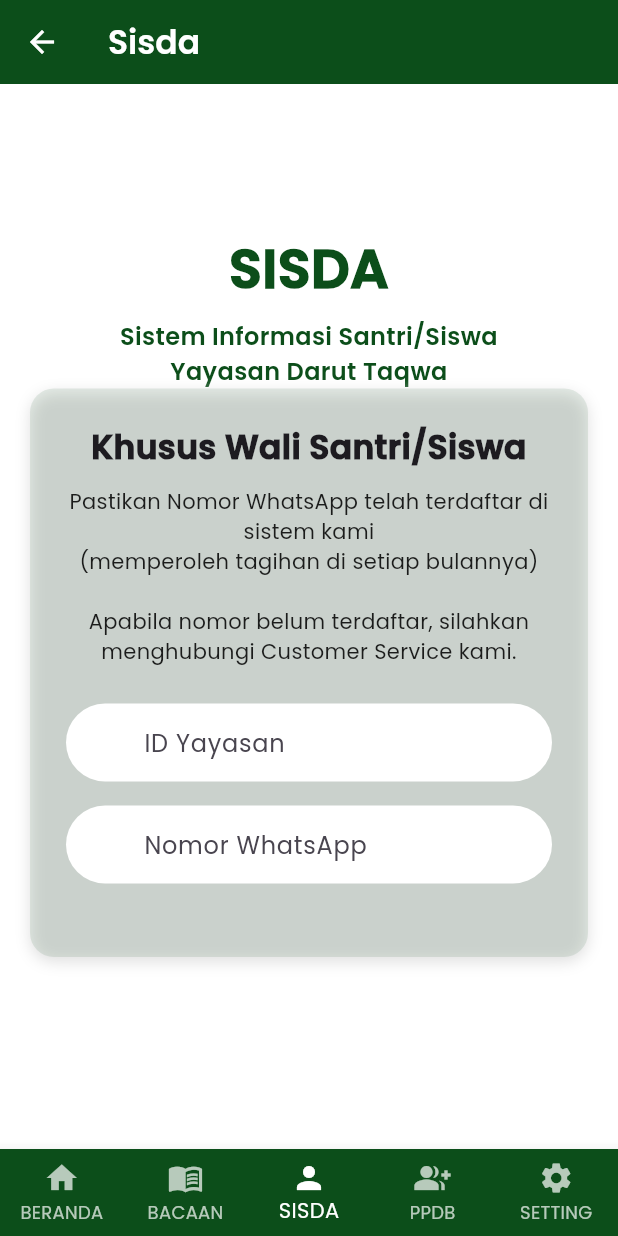
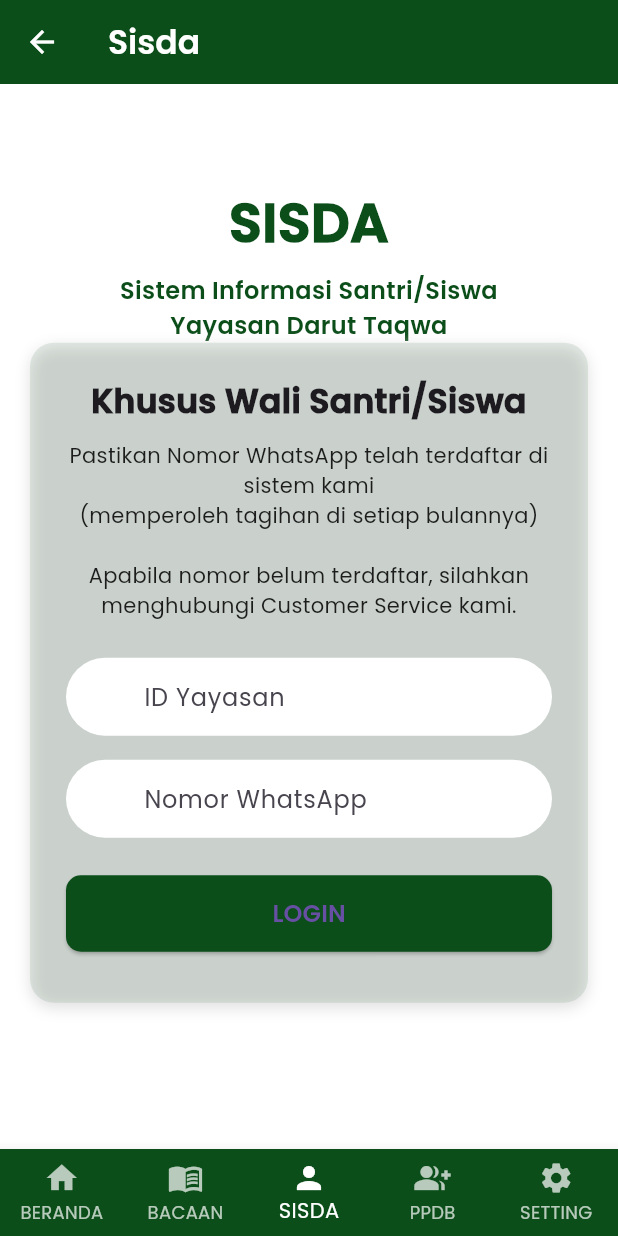
Before and after one commit to danavaaa/ngalah_mobile, a Flutter app: the screen it shows after launch, item 3 of the bottom bar chosen, on a phone screen of 412 x 824 dp. Run offline on Flutter 3.47's test engine with Material 3 defaults, Android fonts, the phone set to English and light mode, and no system bars; our stand-ins replace dio, flutter_svg, shared_preferences.

Commit message:
tombol login

```diff
--- a/lib/ui/screens/sisda_screen.dart
+++ b/lib/ui/screens/sisda_screen.dart
@@ -1,11 +1,45 @@
 import 'package:flutter/material.dart';
 
-class SisdaScreen extends StatelessWidget {
-  SisdaScreen({Key? key}) : super(key: key);
+class SisdaScreen extends StatefulWidget {
+  const SisdaScreen({Key? key}) : super(key: key);
 
+  @override
+  _SisdaScreenState createState() => _SisdaScreenState();
+}
+
+class _SisdaScreenState extends State<SisdaScreen> {
   final _formKey = GlobalKey<FormState>();
   final _idController = TextEditingController();
   final _waController = TextEditingController();
+  bool _isLoading = false;
+
+  @override
+  void dispose() {
+    _idController.dispose();
+    _waController.dispose();
+    super.dispose();
+  }
+
+  void _login() async {
+    if (!_formKey.currentState!.validate()) return;
+    setState(() => _isLoading = true);
+    try {
+      // Simulasi permintaan jaringan / proses login
+      await Future.delayed(const Duration(seconds: 2));
+      if (!mounted) return;
+      ScaffoldMessenger.of(
+        context,
+      ).showSnackBar(const SnackBar(content: Text('Login berhasil')));
+    } catch (e) {
+      if (!mounted) return;
+      ScaffoldMessenger.of(
+        context,
+      ).showSnackBar(SnackBar(content: Text('Terjadi kesalahan: $e')));
+    } finally {
+      if (!mounted) return;
+      setState(() => _isLoading = false);
+    }
+  }
 
   @override
   Widget build(BuildContext context) {
@@ -158,6 +192,39 @@ class SisdaScreen extends StatelessWidget {
                         },
                       ),
                       const SizedBox(height: 25),
+
+                      // Tombol Login
+                      SizedBox(
+                        width: double.infinity,
+                        child: ElevatedButton(
+                          style: ElevatedButton.styleFrom(
+                            backgroundColor: green,
+                            shape: RoundedRectangleBorder(
+                              borderRadius: BorderRadius.circular(10),
+                            ),
+                            padding: const EdgeInsets.symmetric(vertical: 14),
+                          ),
+                          onPressed: _isLoading ? null : _login,
+                          child:
+                              _isLoading
+                                  ? const SizedBox(
+                                    height: 20,
+                                    width: 20,
+                                    child: CircularProgressIndicator(
+                                      color: Color.fromARGB(255, 255, 255, 255),
+                                      strokeWidth: 2,
+                                    ),
+                                  )
+                                  : const Text(
+                                    "LOGIN",
+                                    style: TextStyle(
+                                      fontWeight: FontWeight.bold,
+                                      fontSize: 16,
+                                    ),
+                                  ),
+                        ),
+                      ),
+                      const SizedBox(height: 10),
                     ],
                   ),
                 ),
```
